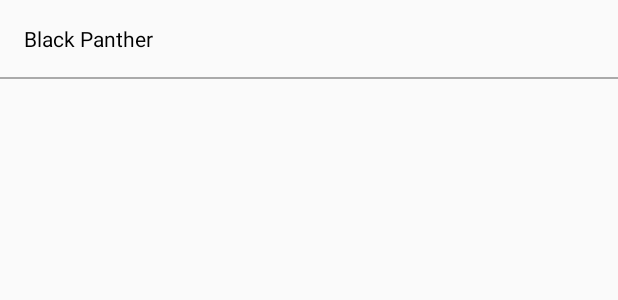
After one commit to patrickjkennedy/MovieMagic, an Android app: the layout favourite_layout.xml on its own in the app's theme, with its tools: preview values and no code run, on a phone screen of 412 x 824 dp. The commit adds this screen. Shown: the top 300 px of the screen. Run offline under Robolectric (Android 15) with nearby library versions, the phone set to English and light mode, and no system bars.

Commit message:
working on displaying favourites in new activity - need to debug cursor

```diff
--- a/app/src/main/java/com/example/android/moviemagic/MainActivity.java
+++ b/app/src/main/java/com/example/android/moviemagic/MainActivity.java
@@ -184,6 +184,11 @@
             return true;
         }
 
+        if (id == R.id.action_favourites) {
+            Intent intent = new Intent(this, FavouritesActivity.class);
+            startActivity(intent);
+        }
+
         return super.onOptionsItemSelected(item);
     }
 
--- /dev/null
+++ b/app/src/main/res/layout/favourite_layout.xml
@@ -0,0 +1,23 @@
+<?xml version="1.0" encoding="utf-8"?>
+<LinearLayout
+    xmlns:android="http://schemas.android.com/apk/res/android"
+    xmlns:tools="http://schemas.android.com/tools"
+    android:orientation="vertical"
+    android:layout_width="match_parent"
+    android:layout_height="wrap_content">
+
+    <TextView
+        android:id="@+id/tv_favourite_title"
+        android:layout_width="wrap_content"
+        android:layout_height="wrap_content"
+        android:textColor="@android:color/primary_text_light"
+        tools:text="Black Panther"
+        tools:textSize="24sp"
+        android:padding="16dp"/>
+
+    <View
+        android:layout_width="match_parent"
+        android:layout_height="1dp"
+        android:background="@android:color/darker_gray"/>
+
+</LinearLayout>
--- a/app/src/main/res/values/strings.xml
+++ b/app/src/main/res/values/strings.xml
@@ -10,4 +10,5 @@
     <string name="reviews">Reviews</string>
     <string name="trailers">Trailers</string>
     <string name="no_trailers_available">No Trailers Available</string>
+    <string name="sort_favourites">Favourites</string>
 </resources>
```
Also changed, not shown: app/src/main/AndroidManifest.xml (+6 -5 lines), app/src/main/java/com/example/android/moviemagic/DetailActivity.java (+8 -8 lines), app/src/main/java/com/example/android/moviemagic/FavouriteCursorAdapter.java (added, +121 -0 lines), app/src/main/java/com/example/android/moviemagic/FavouritesActivity.java (added, +137 -0 lines), app/src/main/res/layout/activity_favourites.xml (added, +14 -0 lines), app/src/main/res/menu/sort.xml (+6 -2 lines).
